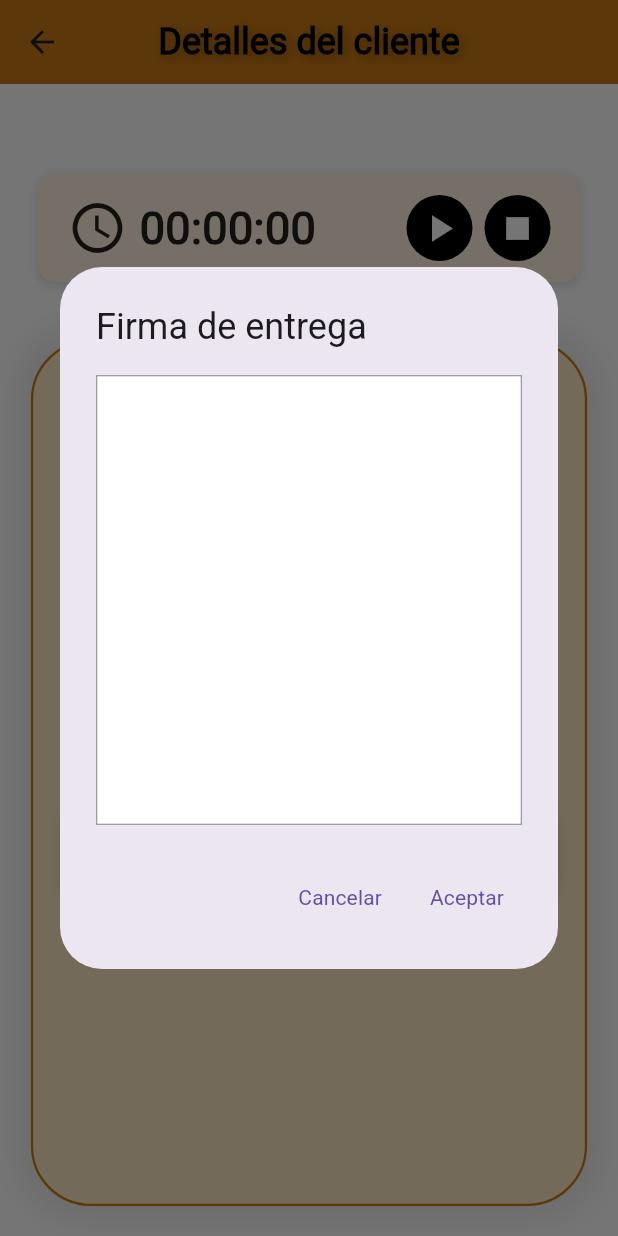
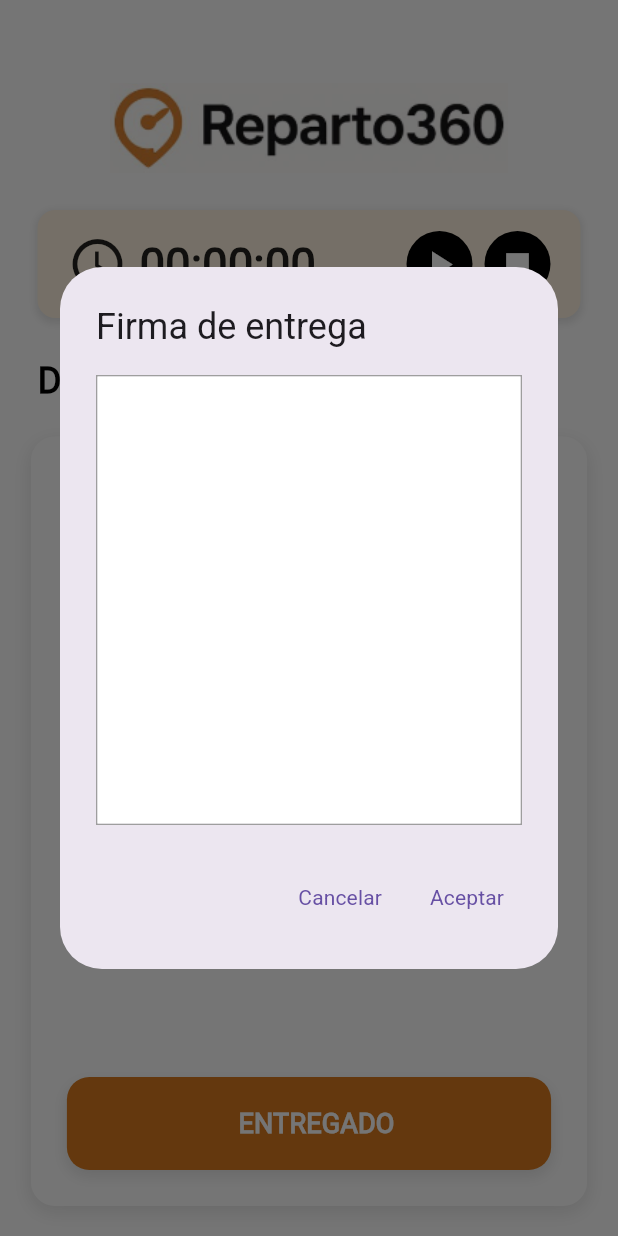
Before and after one commit to JuanCarlos92/App_reparto_Flutter, a Flutter app: the DetailScreen screen opened directly with empty values, after a tap on "ENTREGADO", on a phone screen of 412 x 824 dp. Run offline on Flutter 3.47's test engine with Material 3 defaults, Android fonts, the light colour scheme and no system bars; drawn by our look-alikes of signature; our stand-ins replace flutter_local_notifications, flutter_secure_storage, geolocator, google_maps_flutter, lottie; accounts and stored records are empty.

Commit message:
diseño nuevo screens

```diff
--- a/app_reparto/lib/core/config/backend.dart
+++ b/app_reparto/lib/core/config/backend.dart
@@ -1,5 +1,5 @@
 class Backend {
-  static const String url = 'https://ac04-80-102-248-37.ngrok-free.app';
+  static const String url = 'https://a56d-80-102-248-37.ngrok-free.app';
   // static const String url =
   //     'https://61c3-80-102-248-37.ngrok-free.app/dolibarr/api/index.php';
 }
--- a/app_reparto/lib/core/services/backend/client_service.dart
+++ b/app_reparto/lib/core/services/backend/client_service.dart
@@ -81,7 +81,7 @@ class ClientService {
         },
       );
 
-      // Procesa la respuesta exitosa
+      // Procesa la respuesta
       switch (response.statusCode) {
         case 200:
         case 204:
--- a/app_reparto/lib/screens/detail_screen.dart
+++ b/app_reparto/lib/screens/detail_screen.dart
@@ -14,7 +14,6 @@ class DetailScreen extends StatelessWidget {
   final String clientAddress;
   final String clientTown;
 
-  // Constructor
   const DetailScreen({
     super.key,
     required this.clienteID,
@@ -25,126 +24,99 @@ class DetailScreen extends StatelessWidget {
 
   @override
   Widget build(BuildContext context) {
-    // Estructura principal de la página
     return Scaffold(
-      // Barra superior
-      appBar: AppBar(
-        backgroundColor: const Color.fromARGB(255, 200, 120, 20),
-        centerTitle: true,
-        title: const Text(
+      body: Container(
+        decoration: const BoxDecoration(
+          color: Colors.white,
+        ),
+        child: Column(
+          children: [
+            // Padding superior para el logo
+            Padding(
+              padding: const EdgeInsets.only(top: 55, bottom: 5),
+              child: Image.asset(
+                'assets/reparto360.png',
+                height: 60,
+                fit: BoxFit.contain,
+              ),
+            ),
+            // Sección superior con el widget del temporizador
+            Container(
+              padding: const EdgeInsets.fromLTRB(25, 20, 25, 20),
+              child: const Column(
+                children: [
+                  TimerWidget(),
+                ],
+              ),
+            ),
+            const SizedBox(height: 5),
+            // Texto "Detalles del cliente" alineado a la izquierda
+            Padding(
+              padding: const EdgeInsets.only(left: 25),
+              child: Align(
+                alignment: Alignment.centerLeft,
+                child: Text(
                   'Detalles del cliente',
                   style: TextStyle(
                     fontSize: 24,
                     fontWeight: FontWeight.bold,
                     color: Colors.black,
                     fontFamily: 'Roboto',
-            shadows: [
-              Shadow(
-                blurRadius: 8,
-                color: Color.fromRGBO(0, 0, 0, 0.3),
-                offset: Offset(2, 2),
+                  ),
+                ),
+              ),
+            ),
+            const SizedBox(height: 20),
+            // Contenedor principal con los detalles y el botón
+            Expanded(
+              child: Center(
+                child: Container(
+                  width: MediaQuery.of(context).size.width * 0.9,
+                  decoration: BoxDecoration(
+                    color: Colors.white,
+                    borderRadius: BorderRadius.circular(16),
+                    boxShadow: [
+                      BoxShadow(
+                        color: Colors.black.withOpacity(0.1),
+                        blurRadius: 10,
+                        offset: const Offset(0, 4),
                       ),
                     ],
                   ),
-        ),
-      ),
-
-      // Contenedor principal que ocupa toda la pantalla
-      body: Container(
-        decoration: const BoxDecoration(color: Colors.white),
+                  child: Padding(
+                    padding: const EdgeInsets.all(24.0),
                     child: Column(
-          crossAxisAlignment: CrossAxisAlignment.center,
-          children: [
-            // Sección superior donde se muestra el temporizador
-            Container(
-              padding: const EdgeInsets.fromLTRB(25, 60, 25, 20),
-              child: Column(
-                mainAxisAlignment: MainAxisAlignment.center,
-                children: [
-                  const TimerWidget(), // Widget del temporizador
-                  const SizedBox(height: 10),
-                ],
-              ),
-            ),
-            const SizedBox(height: 8.5),
-
-            // Sección principal con los detalles del cliente
-            Expanded(
-              child: Center(
-                child: SizedBox(
-                  width: MediaQuery.of(context).size.width *
-                      0.9, // 90% del ancho de la pantalla
-                  child: Container(
-                    // Decoración del contenedor de detalles
-                    decoration: BoxDecoration(
-                      color: Color.fromARGB(255, 252, 231, 197),
-                      borderRadius: const BorderRadius.all(Radius.circular(40)),
-                      boxShadow: [
-                        BoxShadow(
-                          // ignore: deprecated_member_use
-                          color: Colors.black.withOpacity(0.1),
-                          blurRadius: 20,
-                          spreadRadius: 5,
-                        ),
-                      ],
-                      border: Border.all(
-                        // Borde del contenedor
-                        color: const Color.fromARGB(255, 200, 120, 20),
-                        width: 1.5,
-                      ),
-                    ),
-
-                    // Widget que muestra los detalles del cliente
-                    child: Padding(
-                      padding: const EdgeInsets.symmetric(
-                          horizontal: 20, vertical: 30),
-                      child: Column(
+                      crossAxisAlignment: CrossAxisAlignment.start,
                       children: [
                         DetailWidget(
                           clientName: clientName,
                           clientAddress: clientAddress,
                           clientTown: clientTown,
                         ),
-                          const SizedBox(height: 60),
+                        const Spacer(),
                         ButtonWidget(
                           text: 'ENTREGADO',
-                            gradient: const LinearGradient(
-                              colors: [
-                                Color.fromARGB(255, 200, 120, 20),
-                                Color.fromARGB(255, 200, 120, 20),
-                              ],
-                              begin: Alignment.centerLeft,
-                              end: Alignment.centerRight,
-                            ),
+                          backgroundColor: const Color(0xFFD97B1E),
                           onPressed: () async {
-                              // Guardar referencias antes de la operación asíncrona
-                              final scaffoldMessenger =
-                                  ScaffoldMessenger.of(context);
+                            final scaffoldMessenger = ScaffoldMessenger.of(context);
                             final navigator = Navigator.of(context);
-                              final clientsProvider =
-                                  Provider.of<ClientsProvider>(context,
+                            final clientsProvider = Provider.of<ClientsProvider>(
+                                context,
                                 listen: false);
 
-                              // Mostrar diálogo de firma
                             final signed =
-                                  await DialogUtils.showSignatureDialog(
-                                      context);
+                                await DialogUtils.showSignatureDialog(context);
 
-                              // Solo proceder si se firmó y el widget sigue montado
                             if (signed == true) {
-                                // Ejecutar operación async
                               ClientService()
                                   .deleteClient(clienteID)
                                   .then((success) {
                                 if (success) {
-                                    // Actualizar la lista de clientes
                                   clientsProvider.fetchClientsFromBackend();
-
                                   scaffoldMessenger.showSnackBar(
                                     const SnackBar(
                                         content: Text(
-                                            'Cliente entregado correctamente'),
-                                      ),
+                                            'Cliente entregado correctamente')),
                                   );
                                   navigator.pop();
                                 }
@@ -162,7 +134,6 @@ class DetailScreen extends StatelessWidget {
                 ),
               ),
             ),
-            ),
             const SizedBox(height: 20),
           ],
         ),
--- a/app_reparto/lib/screens/home_screen.dart
+++ b/app_reparto/lib/screens/home_screen.dart
@@ -3,8 +3,7 @@ import 'dart:async';
 import 'package:flutter/material.dart';
 import 'package:provider/provider.dart';
 import '../core/services/local/geolocation_service.dart';
-import '../widgets/button_home_widget.dart';
-import '../widgets/button_login_widget.dart';
+import '../widgets/button_widget.dart';
 import 'package:app_reparto/providers/user_provider.dart';
 import '../core/utils/dialog.dart';
 
@@ -271,7 +270,7 @@ class _HomeScreenState extends State<HomeScreen> {
           mainAxisSize: MainAxisSize.min,
           children: [
             Image.asset(
-              'assets/icologo.png',
+              'assets/logo.png',
               width: 32,
               height: 32,
             ),
@@ -330,7 +329,7 @@ class _HomeScreenState extends State<HomeScreen> {
                     ),
                   ),
                   const SizedBox(height: 32),
-                  ButtonHomeWidget(
+                  ButtonWidget(
                     text: 'INICIAR JORNADA',
                     backgroundColor: const Color(0xFFD97B1E),
                     onPressed: () async {
@@ -342,23 +341,31 @@ class _HomeScreenState extends State<HomeScreen> {
                       );
                       if (!context.mounted) return;
                       if (confirm) {
+                        startLocationUpdates(); // Iniciar geolocalización
                         Navigator.pushNamed(
                           context,
-                          '/timer',
+                          '/visits',
                           arguments: {'startTimer': true},
                         );
                       }
                     },
                   ),
                   const SizedBox(height: 12),
-                  ButtonHomeWidget(
+                  ButtonWidget(
                     text: 'CONTINUAR JORNADA',
                     backgroundColor: Colors.grey[300]!,
-                    onPressed: () {},
+                    onPressed: () {
+                      startLocationUpdates(); // Iniciar geolocalización
+                      Navigator.pushNamed(
+                        context,
+                        '/visits',
+                        arguments: {'startTimer': true},
+                      );
+                    },
                     textColor: Colors.black87,
                   ),
                   const SizedBox(height: 12),
-                  ButtonHomeWidget(
+                  ButtonWidget(
                     text: 'CERRAR SESIÓN',
                     backgroundColor: Colors.white,
                     onPressed: () {
--- a/app_reparto/lib/screens/timer_screen.dart
+++ b/app_reparto/lib/screens/timer_screen.dart
@@ -1,5 +1,3 @@
-// import 'package:app_reparto/models/work_session.dart';
-// import 'package:app_reparto/services/work_session_service.dart';
 import 'package:app_reparto/providers/pomodoro_provider.dart';
 import 'package:app_reparto/core/utils/dialog.dart';
 import 'package:flutter/material.dart';
--- a/app_reparto/lib/widgets/button_home_widget.dart
+++ /dev/null
@@ -1,60 +0,0 @@
-// ignore_for_file: deprecated_member_use
-
-import 'package:flutter/material.dart';
-
-class ButtonHomeWidget extends StatelessWidget {
-  final String text;
-  final Color backgroundColor;
-  final VoidCallback onPressed;
-  final Color textColor;
-
-  const ButtonHomeWidget({
-    super.key,
-    required this.text,
-    required this.backgroundColor,
-    required this.onPressed,
-    this.textColor = Colors.white,
-  });
-
-  @override
-  Widget build(BuildContext context) {
-    return Container(
-      decoration: BoxDecoration(
-        color: backgroundColor,
-        borderRadius: BorderRadius.circular(15),
-        boxShadow: [
-          BoxShadow(
-            color: Colors.black.withOpacity(0.1),
-            blurRadius: 8,
-            offset: const Offset(0, 4),
-          ),
-        ],
-      ),
-      child: ElevatedButton(
-        style: ElevatedButton.styleFrom(
-          backgroundColor: Colors.transparent,
-          shadowColor: Colors.transparent,
-          padding: const EdgeInsets.symmetric(vertical: 18),
-          shape: RoundedRectangleBorder(
-            borderRadius: BorderRadius.circular(15),
-          ),
-        ),
-        onPressed: onPressed,
-        child: Row(
-          mainAxisAlignment: MainAxisAlignment.center,
-          children: [
-            const SizedBox(width: 10),
-            Text(
-              text,
-              style: TextStyle(
-                fontSize: 18,
-                fontWeight: FontWeight.bold,
-                color: textColor,
-              ),
-            ),
-          ],
-        ),
-      ),
-    );
-  }
-}
--- a/app_reparto/lib/widgets/button_widget.dart
+++ b/app_reparto/lib/widgets/button_widget.dart
@@ -1,15 +1,17 @@
+// ignore_for_file: deprecated_member_use
+
 import 'package:flutter/material.dart';
 
 class ButtonWidget extends StatelessWidget {
   final String text;
-  final Gradient gradient;
+  final Color backgroundColor;
   final VoidCallback onPressed;
   final Color textColor;
 
   const ButtonWidget({
     super.key,
     required this.text,
-    required this.gradient,
+    required this.backgroundColor,
     required this.onPressed,
     this.textColor = Colors.white,
   });
@@ -18,11 +20,11 @@ class ButtonWidget extends StatelessWidget {
   Widget build(BuildContext context) {
     return Container(
       decoration: BoxDecoration(
-        gradient: gradient,
+        color: backgroundColor,
         borderRadius: BorderRadius.circular(15),
         boxShadow: [
           BoxShadow(
-            color: Colors.black.withOpacity(0.2),
+            color: Colors.black.withOpacity(0.1),
             blurRadius: 8,
             offset: const Offset(0, 4),
           ),
--- a/app_reparto/lib/widgets/list_widget.dart
+++ b/app_reparto/lib/widgets/list_widget.dart
@@ -90,7 +90,7 @@ class ListWidget extends StatelessWidget {
 
               // Tarjeta de cliente individual
               return Container(
-                margin: const EdgeInsets.symmetric(horizontal: 16, vertical: 8),
+                margin: const EdgeInsets.symmetric(horizontal: 4, vertical: 8),
                 decoration: BoxDecoration(
                   color: Colors.white,
                   borderRadius: BorderRadius.circular(15),
--- a/app_reparto/pubspec.yaml
+++ b/app_reparto/pubspec.yaml
@@ -32,7 +32,7 @@ flutter:
   assets:
     - assets/loading.json
     - assets/repartologo.png
-    - assets/icologo.png
+    - assets/logo.png
     - assets/fonts/
     - assets/reparto360.png
 
```
Also changed, not shown: app_reparto/lib/screens/location_screen.dart (+37 -69 lines), app_reparto/lib/screens/visits_screen.dart (+50 -7 lines), app_reparto/assets/logo.png (added). Lines whose indentation alone changed are shown as unchanged.
